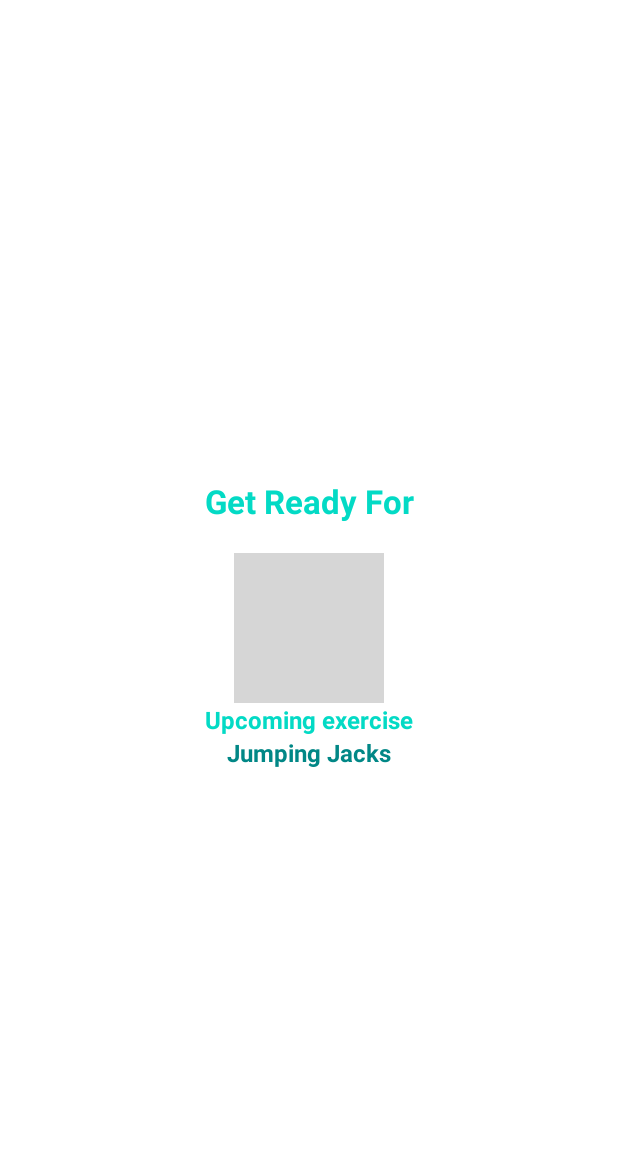
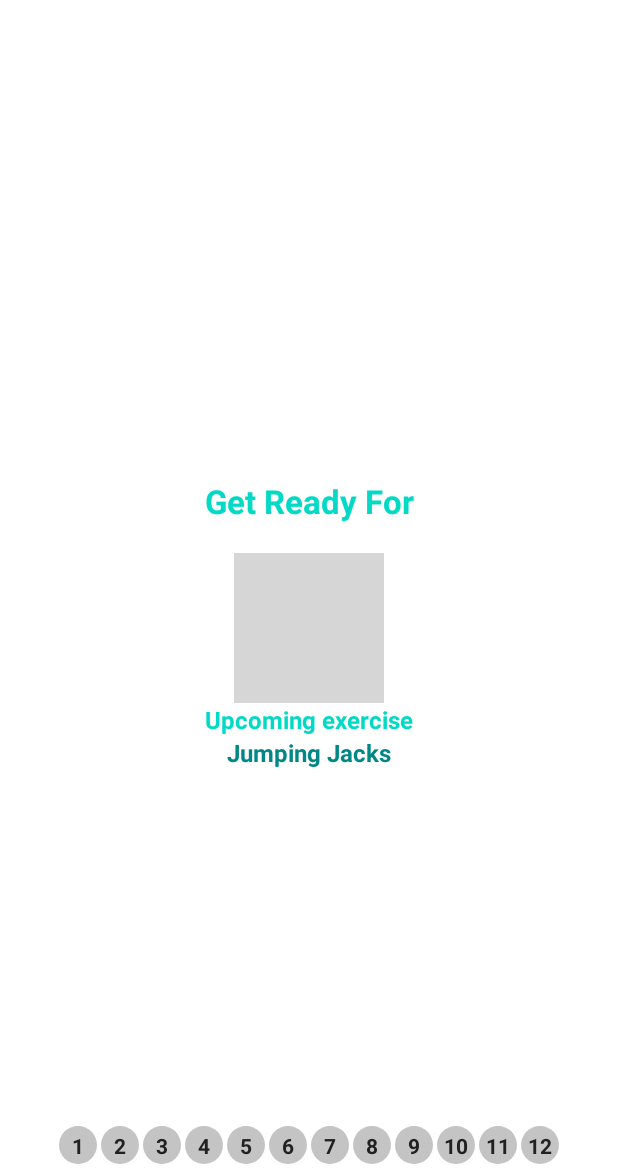
Before and after one commit to aolikas/Kotlin, an Android app: the ExerciseActivity screen opened directly, with no data from a screen before it, on a phone screen of 412 x 824 dp, the part 62-1236 px from its top. Run offline under Robolectric (Android 15) with nearby library versions, the phone set to English and light mode, and no system bars; our stand-ins replace data binding; grey boxes are pictures that could not be loaded.

Commit message:
added a recycler view

```diff
--- a/WorkoutApp/app/build.gradle
+++ b/WorkoutApp/app/build.gradle
@@ -39,7 +39,7 @@ android {
 dependencies {
 
     // support libraries
-    implementation 'androidx.core:core-ktx:1.6.0'
+    implementation 'androidx.core:core-ktx:1.7.0'
     implementation "org.jetbrains.kotlin:kotlin-stdlib-jdk7:$rootProject.kotlinVersion"
     implementation 'androidx.appcompat:appcompat:1.3.1'
     implementation "com.google.android.material:material:$rootProject.materialVersion"
--- a/WorkoutApp/app/src/main/AndroidManifest.xml
+++ b/WorkoutApp/app/src/main/AndroidManifest.xml
@@ -2,6 +2,11 @@
 <manifest xmlns:android="http://schemas.android.com/apk/res/android"
     package="my.aolika.workoutapp">
 
+    <queries>
+        <intent>
+            <action android:name="android.intent.action.TTS_SERVICE"/>
+        </intent>
+    </queries>
     <application
         android:allowBackup="true"
         android:icon="@mipmap/ic_launcher"
--- a/WorkoutApp/app/src/main/java/my/aolika/workoutapp/ExerciseActivity.kt
+++ b/WorkoutApp/app/src/main/java/my/aolika/workoutapp/ExerciseActivity.kt
@@ -1,14 +1,21 @@
 package my.aolika.workoutapp
 
+import android.media.MediaPlayer
+import android.net.Uri
 import androidx.appcompat.app.AppCompatActivity
 import android.os.Bundle
 import android.os.CountDownTimer
+import android.speech.tts.TextToSpeech
 import android.view.View
 import android.widget.Toast
+import androidx.recyclerview.widget.LinearLayoutManager
+import androidx.recyclerview.widget.RecyclerView
 import my.aolika.workoutapp.databinding.ActivityExerciseBinding
+import java.util.*
+import kotlin.collections.ArrayList
 
 
-class ExerciseActivity : AppCompatActivity() {
+class ExerciseActivity : AppCompatActivity(), TextToSpeech.OnInitListener {
 
     private var binding: ActivityExerciseBinding? = null
     private var restTimer: CountDownTimer? = null
@@ -20,6 +27,10 @@ class ExerciseActivity : AppCompatActivity() {
     private var exerciseList: ArrayList<ExerciseModel>? = null
     private var currentExercisePosition = -1
 
+    private var tts: TextToSpeech? = null
+    private var player: MediaPlayer? = null
+
+    private var exerciseAdapter: ExerciseStatusAdapter? = null
 
 
     override fun onCreate(savedInstanceState: Bundle?) {
@@ -29,24 +40,31 @@ class ExerciseActivity : AppCompatActivity() {
 
         setSupportActionBar(binding?.toolbarExercise)
 
-        if(supportActionBar != null) {
+        if (supportActionBar != null) {
             supportActionBar?.setDisplayHomeAsUpEnabled(true)
         }
 
-        binding?.toolbarExercise?.setNavigationOnClickListener{
+        binding?.toolbarExercise?.setNavigationOnClickListener {
             onBackPressed()
         }
 
+        tts = TextToSpeech(this, this)
         exerciseList = Constants.defaultExercise()
+        setupRestView()
+        setUpAdapter()
+    }
 
-        setupRestView()
-
+    private fun setUpAdapter() {
+        binding?.rvExerciseStatus?.layoutManager =
+            LinearLayoutManager(this, LinearLayoutManager.HORIZONTAL, false)
+        exerciseAdapter = ExerciseStatusAdapter(exerciseList!!)
+        binding?.rvExerciseStatus?.adapter = exerciseAdapter
     }
 
     private fun setRestProgressBar() {
         binding?.progressBar?.progress = restProgress
 
-        restTimer = object: CountDownTimer(10000, 1000) {
+        restTimer = object : CountDownTimer(10000, 1000) {
             override fun onTick(p0: Long) {
                 restProgress++
                 binding?.progressBar?.progress = 10 - restProgress
@@ -54,7 +72,9 @@ class ExerciseActivity : AppCompatActivity() {
             }
 
             override fun onFinish() {
-                currentExercisePosition ++
+                currentExercisePosition++
+                exerciseList!![currentExercisePosition].setIsSelected(true)
+                exerciseAdapter!!.notifyDataSetChanged()
                 setupExerciseView()
             }
 
@@ -64,7 +84,7 @@ class ExerciseActivity : AppCompatActivity() {
     private fun setExerciseProgressBar() {
         binding?.progressBarExercise?.progress = exerciseProgress
 
-        exerciseTimer = object: CountDownTimer(30000, 1000) {
+        exerciseTimer = object : CountDownTimer(30000, 1000) {
             override fun onTick(p0: Long) {
                 exerciseProgress++
                 binding?.progressBarExercise?.progress = 30 - exerciseProgress
@@ -72,19 +92,35 @@ class ExerciseActivity : AppCompatActivity() {
             }
 
             override fun onFinish() {
-               if(currentExercisePosition < exerciseList?.size!! - 1) {
-                   setupRestView()
-               } else{
-                   Toast.makeText(applicationContext,
-                   "You have completed a workout",
-                   Toast.LENGTH_SHORT).show()
-               }
+                exerciseList!![currentExercisePosition].setIsSelected(false)
+                exerciseList!![currentExercisePosition].setIsCompleted(true)
+                exerciseAdapter!!.notifyDataSetChanged()
+                if (currentExercisePosition < exerciseList?.size!! - 1) {
+                    setupRestView()
+                } else {
+                    Toast.makeText(
+                        applicationContext,
+                        "You have completed a workout",
+                        Toast.LENGTH_SHORT
+                    ).show()
+                }
             }
 
         }.start()
     }
 
     private fun setupRestView() {
+        try {
+            val soundURI = Uri.parse(
+                "android.resource://my.aolika.workoutapp/" +
+                        R.raw.press_start
+            )
+            player = MediaPlayer.create(applicationContext, soundURI)
+            player?.isLooping = false
+            player?.start()
+        } catch (e: Exception) {
+            e.printStackTrace()
+        }
         binding?.flProgressBar?.visibility = View.VISIBLE
         binding?.tvTitle?.visibility = View.VISIBLE
         binding?.tvUpcomingLabel?.visibility = View.VISIBLE
@@ -93,7 +129,7 @@ class ExerciseActivity : AppCompatActivity() {
         binding?.flExerciseView?.visibility = View.INVISIBLE
         binding?.ivExercise?.visibility = View.INVISIBLE
 
-        if(restTimer != null) {
+        if (restTimer != null) {
             restTimer?.cancel()
             restProgress = 0
         }
@@ -111,32 +147,66 @@ class ExerciseActivity : AppCompatActivity() {
         binding?.tvExerciseName?.visibility = View.VISIBLE
         binding?.flExerciseView?.visibility = View.VISIBLE
         binding?.ivExercise?.visibility = View.VISIBLE
-        if(exerciseTimer!= null) {
+        if (exerciseTimer != null) {
             exerciseTimer?.cancel()
             exerciseProgress = 0
         }
 
-        binding?.ivExercise?.
-        setImageResource(exerciseList!![currentExercisePosition].getImage())
+        speakOut(exerciseList!![currentExercisePosition].getName())
+        binding?.ivExercise?.setImageResource(exerciseList!![currentExercisePosition].getImage())
         binding?.tvExerciseName?.text = exerciseList!![currentExercisePosition].getName()
+
         setExerciseProgressBar()
     }
 
 
-
-
     override fun onDestroy() {
         super.onDestroy()
-        if(restTimer != null) {
+        if (restTimer != null) {
             restTimer?.cancel()
             restProgress = 0
         }
 
-        if(exerciseTimer!= null) {
+        if (exerciseTimer != null) {
             exerciseTimer?.cancel()
             exerciseProgress = 0
         }
 
+        if (tts != null) {
+            tts!!.stop()
+            tts!!.shutdown()
+        }
+
+        if (player != null) {
+            player!!.stop()
+        }
+
         binding = null
     }
+
+    override fun onInit(status: Int) {
+        if (status == TextToSpeech.SUCCESS) {
+            val result = tts?.setLanguage(Locale.US)
+
+            if (result == TextToSpeech.LANG_MISSING_DATA ||
+                result == TextToSpeech.LANG_NOT_SUPPORTED
+            ) {
+                Toast.makeText(
+                    applicationContext,
+                    "The language is not supported",
+                    Toast.LENGTH_SHORT
+                ).show()
+            }
+        } else {
+            Toast.makeText(
+                applicationContext,
+                "Initialization failed",
+                Toast.LENGTH_SHORT
+            ).show()
+        }
+    }
+
+    private fun speakOut(text: String) {
+        tts!!.speak(text, TextToSpeech.QUEUE_FLUSH, null, "")
+    }
 }
--- /dev/null
+++ b/WorkoutApp/app/src/main/java/my/aolika/workoutapp/ExerciseStatusAdapter.kt
@@ -0,0 +1,61 @@
+package my.aolika.workoutapp
+
+import android.graphics.Color
+import android.view.LayoutInflater
+import android.view.ViewGroup
+import androidx.core.content.ContextCompat
+import androidx.recyclerview.widget.RecyclerView
+import my.aolika.workoutapp.databinding.ItemExerciseStatusBinding
+
+class ExerciseStatusAdapter(val exercisesList: ArrayList<ExerciseModel>) :
+    RecyclerView.Adapter<ExerciseStatusAdapter.MyViewHolder>() {
+
+    inner class MyViewHolder(private val itemBinding: ItemExerciseStatusBinding) :
+        RecyclerView.ViewHolder(itemBinding.root) {
+        val tvItem = itemBinding.tvItemExercise
+    }
+
+    override fun onCreateViewHolder(parent: ViewGroup, viewType: Int): MyViewHolder {
+        return MyViewHolder(
+            ItemExerciseStatusBinding.inflate(
+                LayoutInflater.from(parent.context),
+                parent, false
+            )
+        )
+    }
+
+    override fun onBindViewHolder(holder: MyViewHolder, position: Int) {
+        val model: ExerciseModel = exercisesList[position]
+        holder.tvItem.text = model.getId().toString()
+
+        when {
+            model.getIsSelected() -> {
+                holder.tvItem.background = ContextCompat.getDrawable(
+                    holder.itemView.context,
+                    R.drawable.circular_color_selected_background
+                )
+                holder.tvItem.setTextColor(Color.parseColor("#212121"))
+            }
+            model.getIsCompleted() -> {
+                holder.tvItem.background = ContextCompat.getDrawable(
+                    holder.itemView.context,
+                    R.drawable.cicrular_color_accent_background
+                )
+                holder.tvItem.setTextColor(Color.parseColor("#212121"))
+
+            }
+            else -> {
+                holder.tvItem.background = ContextCompat.getDrawable(
+                    holder.itemView.context,
+                    R.drawable.circular_color_gray_background
+                )
+                holder.tvItem.setTextColor(Color.parseColor("#212121"))
+            }
+        }
+
+    }
+
+    override fun getItemCount(): Int {
+        return exercisesList.size
+    }
+}
--- /dev/null
+++ b/WorkoutApp/app/src/main/res/drawable-v24/circular_color_gray_background.xml
@@ -0,0 +1,8 @@
+<?xml version="1.0" encoding="utf-8"?>
+<shape xmlns:android="http://schemas.android.com/apk/res/android"
+    android:shape="oval">
+   <solid
+       android:color="#c4c4c4">
+
+   </solid>
+</shape>
--- /dev/null
+++ b/WorkoutApp/app/src/main/res/drawable/circular_color_selected_background.xml
@@ -0,0 +1,8 @@
+<?xml version="1.0" encoding="utf-8"?>
+<shape xmlns:android="http://schemas.android.com/apk/res/android"
+    android:shape="oval">
+    <stroke
+        android:width="1dp"
+        android:color="@color/teal_200"/>
+    <solid android:color="@color/white"/>
+</shape>
--- a/WorkoutApp/app/src/main/res/layout/activity_exercise.xml
+++ b/WorkoutApp/app/src/main/res/layout/activity_exercise.xml
@@ -135,7 +135,6 @@
             android:layout_marginBottom="10dp"
             android:background="@drawable/btn_border_pressed"
             android:visibility="gone"
-            app:layout_constraintBottom_toBottomOf="parent"
             app:layout_constraintEnd_toEndOf="parent"
             app:layout_constraintStart_toStartOf="parent"
             app:layout_constraintTop_toBottomOf="@+id/tv_exercise_name"
@@ -170,7 +169,15 @@
                     android:textSize="22sp"
                     android:textStyle="bold" />
             </LinearLayout>
-
         </FrameLayout>
+        <androidx.recyclerview.widget.RecyclerView
+            android:id="@+id/rv_exercise_status"
+            android:layout_width="wrap_content"
+            android:layout_height="wrap_content"
+            android:layout_margin="5dp"
+            app:layout_constraintTop_toBottomOf="@id/fl_exercise_view"
+            app:layout_constraintEnd_toEndOf="parent"
+            app:layout_constraintStart_toStartOf="parent"
+            app:layout_constraintBottom_toBottomOf="parent"/>
     </androidx.constraintlayout.widget.ConstraintLayout>
 </layout>
--- /dev/null
+++ b/WorkoutApp/app/src/main/res/layout/item_exercise_status.xml
@@ -0,0 +1,16 @@
+<?xml version="1.0" encoding="utf-8"?>
+<layout xmlns:android="http://schemas.android.com/apk/res/android">
+
+    <TextView
+        android:id="@+id/tv_item_exercise"
+        android:layout_width="25dp"
+        android:layout_height="25dp"
+        android:layout_margin="1dp"
+        android:background="@drawable/circular_color_gray_background"
+        android:gravity="center"
+        android:padding="3dp"
+        android:text="1"
+        android:textColor="#212121"
+        android:textSize="14sp"
+        android:textStyle="bold" />
+</layout>
--- a/WorkoutApp/build.gradle
+++ b/WorkoutApp/build.gradle
@@ -1,7 +1,7 @@
 // Top-level build file where you can add configuration options common to all sub-projects/modules.
 buildscript {
     ext {
-        kotlinVersion = '1.5.31'
+        kotlinVersion = '1.6.0'
         appCompatVersion = "1.1.0"
         recyclerVersion = "1.2.1"
         materialVersion = "1.4.0"
```
Also changed, not shown: 1 other file.
